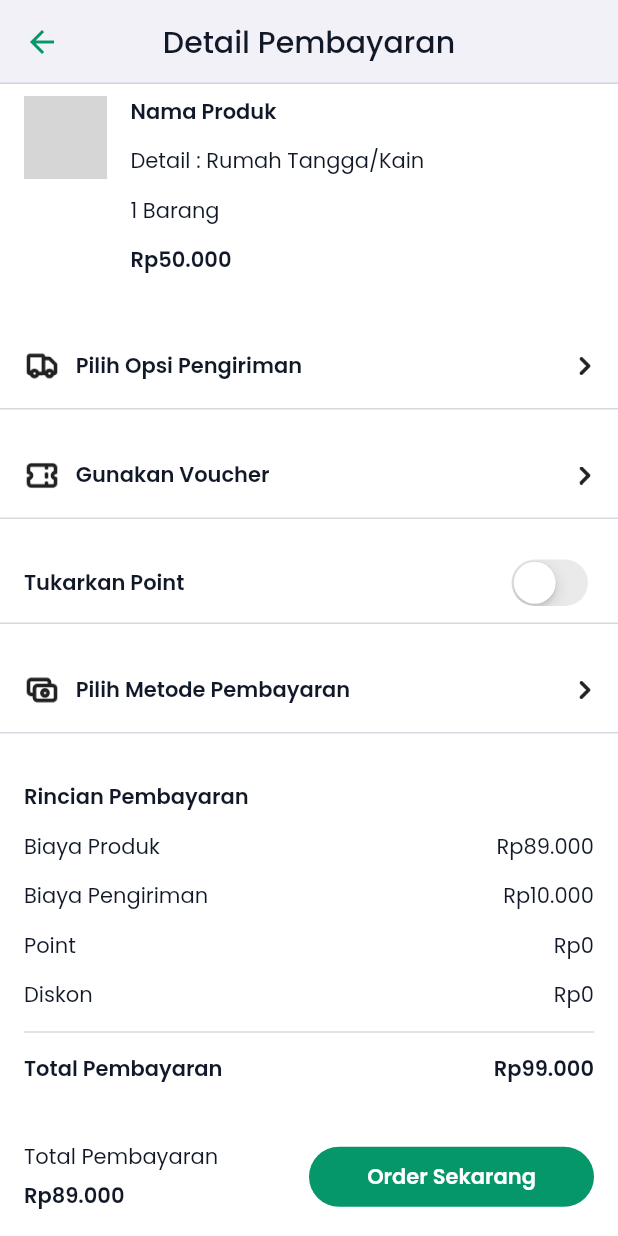
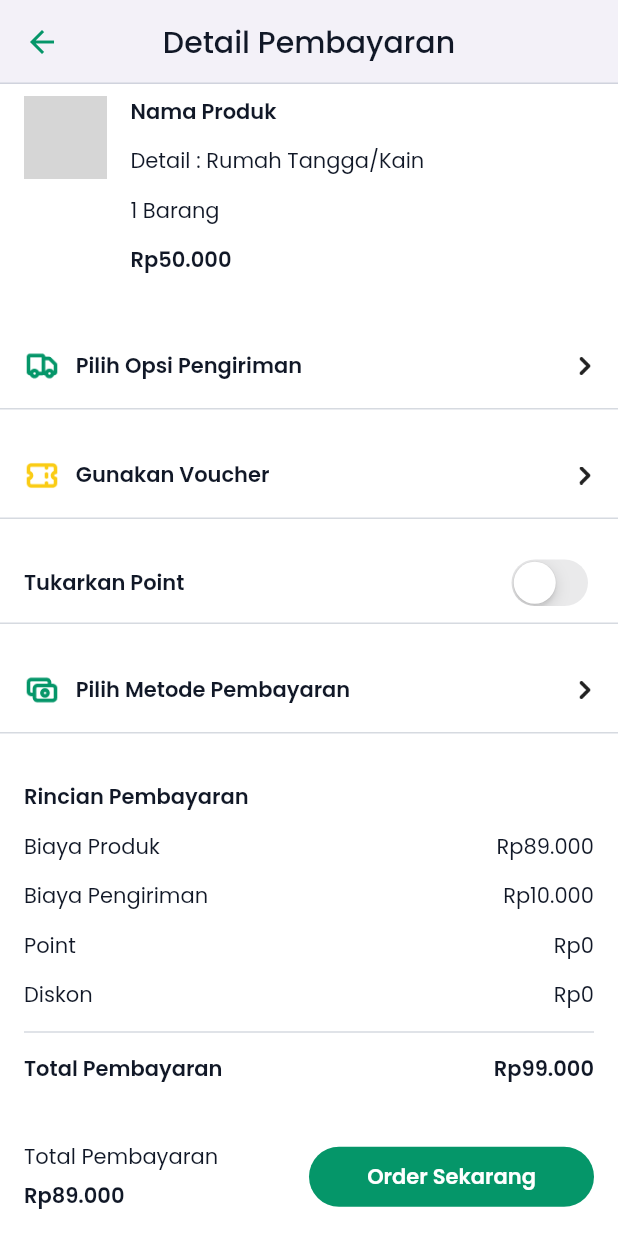
Before and after one commit to Ecowave-Alterra/ecowave-flutter, a Flutter app: the PaymentDetailPage screen opened directly, scrolled down 472 dp, on a phone screen of 412 x 824 dp. Run offline on Flutter 3.47's test engine with Material 2 defaults, Android fonts, the phone set to English and light mode, and no system bars; our stand-ins replace another_flushbar, carousel_slider, equatable, file_picker, flutter_bloc, flutter_countdown_timer and 5 more; network calls fail; grey boxes are pictures that could not be loaded.

Commit message:
change icon color

```diff
--- a/lib/features/payment/view/pages/payment_detail_page.dart
+++ b/lib/features/payment/view/pages/payment_detail_page.dart
@@ -77,6 +77,7 @@ class PaymentDetailPage extends StatelessWidget {
             value: null,
             label: "Gunakan Voucher",
             icon: AppIcons.voucher,
+            iconColor: AppColors.warning500,
             onPressed: () => context.push(const VoucherPage(
               currentVoucher: null,
             )),
--- a/lib/features/payment/view/widgets/checkout_setting_button.dart
+++ b/lib/features/payment/view/widgets/checkout_setting_button.dart
@@ -5,6 +5,7 @@ class CheckoutSettingButton extends StatelessWidget {
   final String? value;
   final String label;
   final AssetImage icon;
+  final Color iconColor;
   final VoidCallback onPressed;
 
   const CheckoutSettingButton({
@@ -12,6 +13,7 @@ class CheckoutSettingButton extends StatelessWidget {
     this.value,
     required this.label,
     required this.icon,
+    this.iconColor = AppColors.primary500,
     required this.onPressed,
   });
 
@@ -31,7 +33,10 @@ class CheckoutSettingButton extends StatelessWidget {
         ),
         child: Row(
           children: [
-            ImageIcon(icon),
+            ImageIcon(
+              icon,
+              color: iconColor,
+            ),
             10.5.width,
             Text(
               value ?? label,
```
